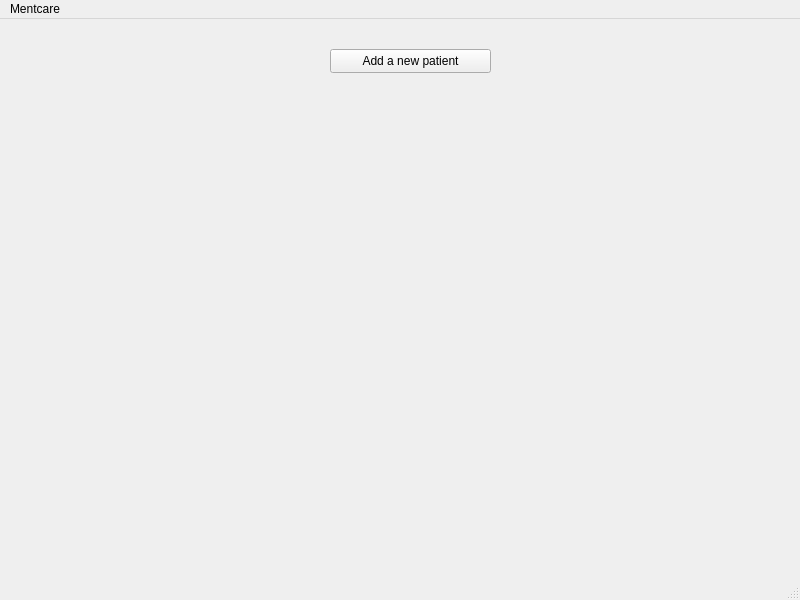
Above: mentcare/mainwindow.ui from omansour-se-nyu/Spring2023-Team-1 before the change. Below: the same form after it.
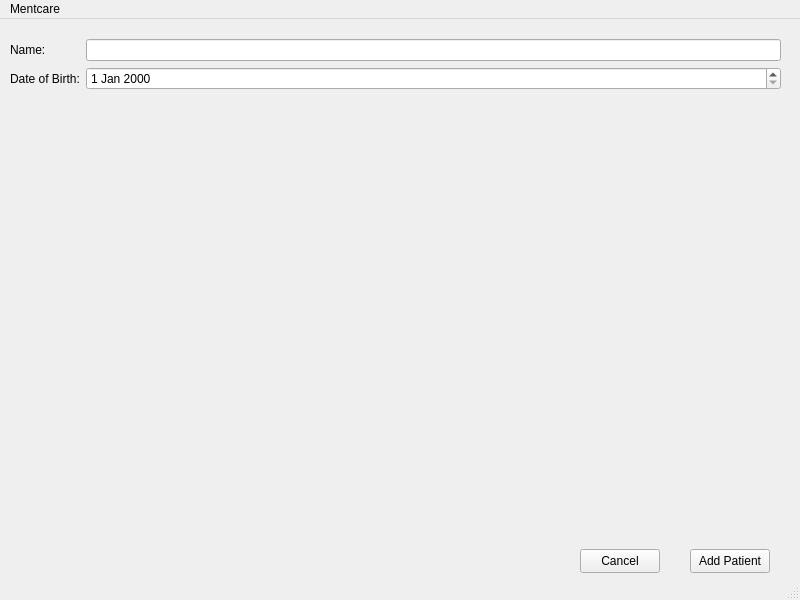
That is the form after the change. The open tabs and pages were chosen to show the change.

What changed in the file:
```diff
--- a/mentcare/mainwindow.ui
+++ b/mentcare/mainwindow.ui
@@ -14,18 +14,107 @@
    <string>MainWindow</string>
   </property>
   <widget class="QWidget" name="centralwidget">
-   <widget class="QPushButton" name="pushButton">
+   <widget class="QStackedWidget" name="stackedWidget">
     <property name="geometry">
      <rect>
-      <x>330</x>
-      <y>30</y>
-      <width>161</width>
-      <height>24</height>
+      <x>0</x>
+      <y>0</y>
+      <width>801</width>
+      <height>581</height>
      </rect>
     </property>
-    <property name="text">
-     <string>Add a new patient</string>
+    <property name="currentIndex">
+     <number>2</number>
     </property>
+    <widget class="QWidget" name="page"/>
+    <widget class="QWidget" name="AddPatientPage">
+     <widget class="QPushButton" name="addPatientCancelButton">
+      <property name="geometry">
+       <rect>
+        <x>580</x>
+        <y>530</y>
+        <width>80</width>
+        <height>24</height>
+       </rect>
+      </property>
+      <property name="text">
+       <string>Cancel</string>
+      </property>
+     </widget>
+     <widget class="QWidget" name="formLayoutWidget">
+      <property name="geometry">
+       <rect>
+        <x>10</x>
+        <y>20</y>
+        <width>771</width>
+        <height>491</height>
+       </rect>
+      </property>
+      <layout class="QFormLayout" name="formLayout_4">
+       <item row="0" column="0">
+        <widget class="QLabel" name="name_label_4">
+         <property name="text">
+          <string>Name:</string>
+         </property>
+        </widget>
+       </item>
+       <item row="0" column="1">
+        <widget class="QLineEdit" name="name_line_edit_4"/>
+       </item>
+       <item row="1" column="1">
+        <widget class="QDateEdit" name="dob_date_edit_4"/>
+       </item>
+       <item row="1" column="0">
+        <widget class="QLabel" name="dob_label_4">
+         <property name="text">
+          <string>Date of Birth:</string>
+         </property>
+        </widget>
+       </item>
+      </layout>
+     </widget>
+     <widget class="QPushButton" name="addPatientSubmitButton">
+      <property name="geometry">
+       <rect>
+        <x>690</x>
+        <y>530</y>
+        <width>80</width>
+        <height>24</height>
+       </rect>
+      </property>
+      <property name="text">
+       <string>Add Patient</string>
+      </property>
+     </widget>
+    </widget>
+    <widget class="QWidget" name="HomePage">
+     <widget class="QPushButton" name="addPatient_pushButton">
+      <property name="geometry">
+       <rect>
+        <x>320</x>
+        <y>480</y>
+        <width>171</width>
+        <height>24</height>
+       </rect>
+      </property>
+      <property name="text">
+       <string>Add a New Patient</string>
+      </property>
+     </widget>
+     <widget class="QPushButton" name="pushButton">
+      <property name="geometry">
+       <rect>
+        <x>310</x>
+        <y>40</y>
+        <width>161</width>
+        <height>24</height>
+       </rect>
+      </property>
+      <property name="text">
+       <string>Database Connection</string>
+      </property>
+     </widget>
+    </widget>
    </widget>
   </widget>
   <widget class="QStatusBar" name="statusbar"/>
```
